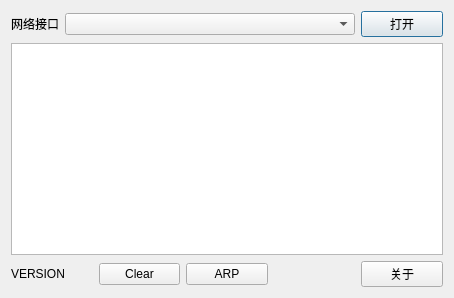
Qt form dialog.ui (ffii4455/QtNetCapturer) before a commit.
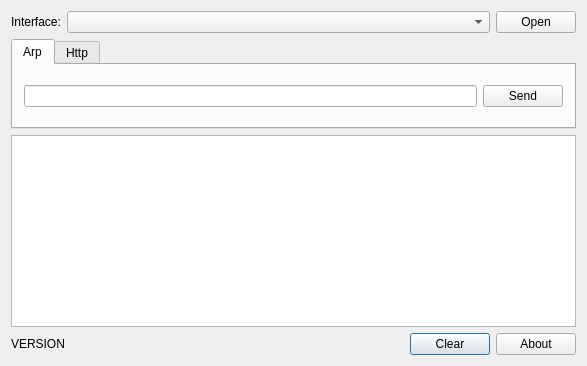
The same form after that commit.

Diff of the .ui file:
```diff
--- a/dialog.ui
+++ b/dialog.ui
@@ -6,8 +6,8 @@
    <rect>
     <x>0</x>
     <y>0</y>
-    <width>454</width>
-    <height>298</height>
+    <width>587</width>
+    <height>366</height>
    </rect>
   </property>
   <property name="windowTitle">
@@ -17,50 +17,48 @@
    <string notr="true">font: 9pt &quot;微软雅黑&quot;;</string>
   </property>
   <layout class="QGridLayout" name="gridLayout">
-   <item row="0" column="4">
-    <widget class="QPushButton" name="open">
-     <property name="text">
-      <string>打开</string>
-     </property>
-    </widget>
-   </item>
-   <item row="2" column="0">
-    <widget class="QLabel" name="version">
-     <property name="text">
-      <string>VERSION</string>
-     </property>
-    </widget>
-   </item>
-   <item row="2" column="2">
-    <widget class="QPushButton" name="arp">
-     <property name="text">
-      <string>ARP</string>
-     </property>
-    </widget>
-   </item>
-   <item row="2" column="4">
-    <widget class="QPushButton" name="about">
-     <property name="text">
-      <string>关于</string>
-     </property>
-    </widget>
-   </item>
-   <item row="1" column="0" colspan="5">
-    <widget class="QTextEdit" name="data"/>
-   </item>
-   <item row="2" column="1">
+   <item row="3" column="3">
     <widget class="QPushButton" name="clear">
      <property name="text">
       <string>Clear</string>
      </property>
     </widget>
    </item>
+   <item row="1" column="0" colspan="5">
+    <widget class="QTabWidget" name="tabWidget">
+     <property name="currentIndex">
+      <number>0</number>
+     </property>
+     <widget class="QWidget" name="tab">
+      <attribute name="title">
+       <string>Arp</string>
+      </attribute>
+      <layout class="QGridLayout" name="gridLayout_2">
+       <item row="0" column="0">
+        <widget class="QLineEdit" name="arpDestIp"/>
+       </item>
+       <item row="0" column="1">
+        <widget class="QPushButton" name="arp">
+         <property name="text">
+          <string>Send</string>
+         </property>
+        </widget>
+       </item>
+      </layout>
+     </widget>
+     <widget class="QWidget" name="Http">
+      <attribute name="title">
+       <string>Http</string>
+      </attribute>
+     </widget>
+    </widget>
+   </item>
    <item row="0" column="0" colspan="4">
     <layout class="QHBoxLayout" name="horizontalLayout">
      <item>
       <widget class="QLabel" name="label">
        <property name="text">
-        <string>网络接口</string>
+        <string>Interface:</string>
        </property>
       </widget>
      </item>
@@ -76,6 +74,43 @@
      </item>
     </layout>
    </item>
+   <item row="0" column="4">
+    <widget class="QPushButton" name="open">
+     <property name="text">
+      <string>Open</string>
+     </property>
+    </widget>
+   </item>
+   <item row="2" column="0" colspan="5">
+    <widget class="QTextEdit" name="data"/>
+   </item>
+   <item row="3" column="0">
+    <widget class="QLabel" name="version">
+     <property name="text">
+      <string>VERSION</string>
+     </property>
+    </widget>
+   </item>
+   <item row="3" column="4">
+    <widget class="QPushButton" name="about">
+     <property name="text">
+      <string>About</string>
+     </property>
+    </widget>
+   </item>
+   <item row="3" column="1">
+    <spacer name="horizontalSpacer">
+     <property name="orientation">
+      <enum>Qt::Horizontal</enum>
+     </property>
+     <property name="sizeHint" stdset="0">
+      <size>
+       <width>40</width>
+       <height>20</height>
+      </size>
+     </property>
+    </spacer>
+   </item>
   </layout>
  </widget>
  <layoutdefault spacing="6" margin="11"/>
```
Left out of the diff: 2 changed lines with no effect on the pictures.
